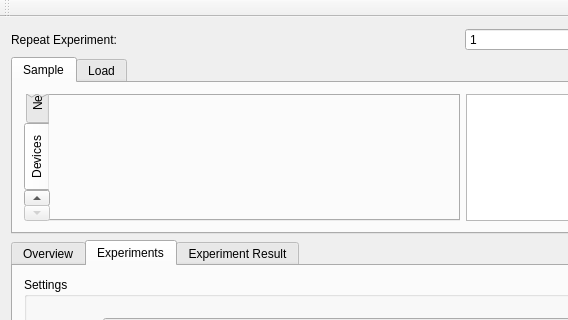
This is odroidreader.ui in TUD-OS/OdroidReader as Qt 5 draws it before an edit; both pictures show x 0 to 568 and y 0 to 320 of the 923 by 854 pixel window. The edited form follows.
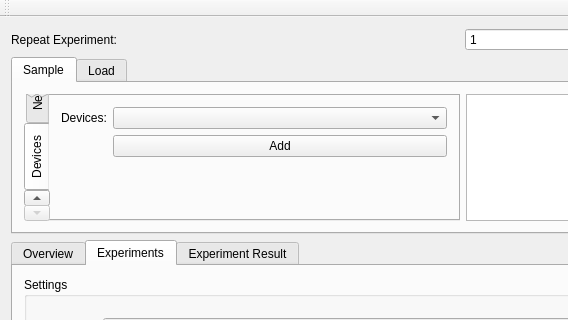
This is the edited form. The open tabs and pages were chosen to show the change. Icons and pictures are not drawn. Custom widgets are drawn as their Qt base class.

Commit message: Device Detection for Odroid, initial working support for device sources (untested)

Patch:
```diff
--- a/odroidreader.ui
+++ b/odroidreader.ui
@@ -206,6 +206,41 @@
            <attribute name="title">
             <string>Devices</string>
            </attribute>
+           <layout class="QFormLayout" name="formLayout_2">
+            <item row="0" column="0">
+             <widget class="QLabel" name="label_14">
+              <property name="text">
+               <string>Devices:</string>
+              </property>
+             </widget>
+            </item>
+            <item row="0" column="1">
+             <widget class="QComboBox" name="foundDevices">
+              <property name="sizePolicy">
+               <sizepolicy hsizetype="Minimum" vsizetype="Fixed">
+                <horstretch>0</horstretch>
+                <verstretch>0</verstretch>
+               </sizepolicy>
+              </property>
+             </widget>
+            </item>
+            <item row="1" column="1">
+             <widget class="QPushButton" name="pushButton_2">
+              <property name="sizePolicy">
+               <sizepolicy hsizetype="Minimum" vsizetype="Fixed">
+                <horstretch>0</horstretch>
+                <verstretch>0</verstretch>
+               </sizepolicy>
+              </property>
+              <property name="text">
+               <string>Add</string>
+              </property>
+              <property name="icon">
+               <iconset theme="list-add"/>
+              </property>
+             </widget>
+            </item>
+           </layout>
           </widget>
          </widget>
         </item>
```
Left out of the diff: 2 changed lines with no effect on the pictures. The commit also changes 8 other files.
